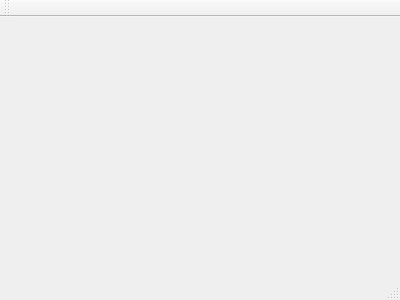
First picture: the form in Corners/cornersgame.ui, repository srgynmv/Corners, before the edit.
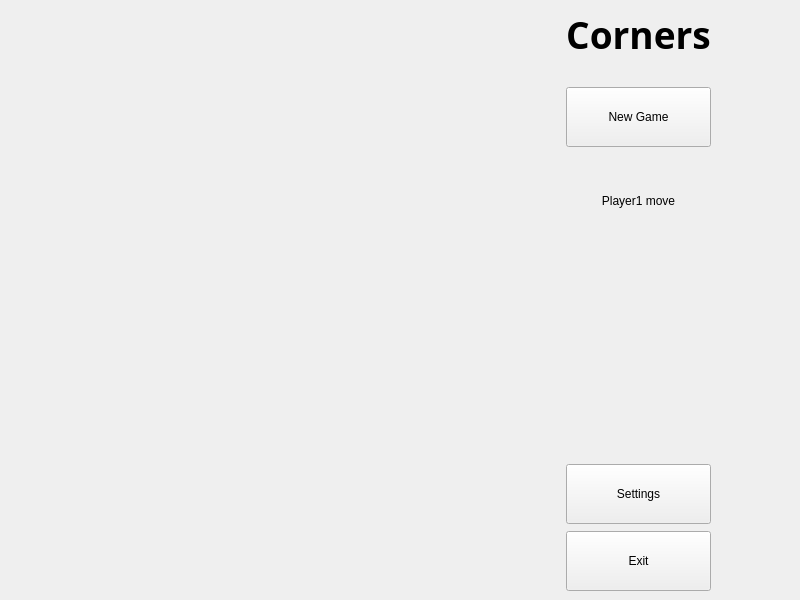
Second picture: the form after the edit.

Commit message: Some changes in form + resizable field(something bad)

Diff of the .ui file:
```diff
--- a/Corners/cornersgame.ui
+++ b/Corners/cornersgame.ui
@@ -1,24 +1,220 @@
 <ui version="4.0">
  <class>CornersGame</class>
- <widget class="QMainWindow" name="CornersGame" >
-  <property name="geometry" >
+ <widget class="QMainWindow" name="CornersGame">
+  <property name="geometry">
    <rect>
     <x>0</x>
     <y>0</y>
-    <width>400</width>
-    <height>300</height>
+    <width>800</width>
+    <height>600</height>
    </rect>
   </property>
-  <property name="windowTitle" >
+  <property name="sizePolicy">
+   <sizepolicy hsizetype="Preferred" vsizetype="Preferred">
+    <horstretch>0</horstretch>
+    <verstretch>0</verstretch>
+   </sizepolicy>
+  </property>
+  <property name="minimumSize">
+   <size>
+    <width>800</width>
+    <height>600</height>
+   </size>
+  </property>
+  <property name="windowTitle">
    <string>CornersGame</string>
   </property>
-  <widget class="QMenuBar" name="menuBar" />
-  <widget class="QToolBar" name="mainToolBar" />
-  <widget class="QWidget" name="centralWidget" />
-  <widget class="QStatusBar" name="statusBar" />
+  <widget class="QWidget" name="centralWidget">
+   <layout class="QHBoxLayout" name="horizontalLayout" stretch="1,0,0,0">
+    <property name="leftMargin">
+     <number>9</number>
+    </property>
+    <property name="topMargin">
+     <number>9</number>
+    </property>
+    <property name="rightMargin">
+     <number>9</number>
+    </property>
+    <property name="bottomMargin">
+     <number>9</number>
+    </property>
+    <item>
+     <layout class="QVBoxLayout" name="verticalGameLayout">
+      <property name="topMargin">
+       <number>0</number>
+      </property>
+      <property name="bottomMargin">
+       <number>0</number>
+      </property>
+     </layout>
+    </item>
+    <item>
+     <spacer name="horizontalSpacer_3">
+      <property name="orientation">
+       <enum>Qt::Horizontal</enum>
+      </property>
+      <property name="sizeType">
+       <enum>QSizePolicy::Expanding</enum>
+      </property>
+      <property name="sizeHint" stdset="0">
+       <size>
+        <width>80</width>
+        <height>20</height>
+       </size>
+      </property>
+     </spacer>
+    </item>
+    <item>
+     <layout class="QVBoxLayout" name="verticalMenuLayout">
+      <property name="spacing">
+       <number>7</number>
+      </property>
+      <property name="topMargin">
+       <number>0</number>
+      </property>
+      <property name="rightMargin">
+       <number>0</number>
+      </property>
+      <property name="bottomMargin">
+       <number>0</number>
+      </property>
+      <item>
+       <widget class="QLabel" name="cornersName">
+        <property name="font">
+         <font>
+          <family>Maiandra GD</family>
+          <pointsize>28</pointsize>
+          <weight>75</weight>
+          <bold>true</bold>
+         </font>
+        </property>
+        <property name="text">
+         <string>Corners</string>
+        </property>
+        <property name="alignment">
+         <set>Qt::AlignCenter</set>
+        </property>
+       </widget>
+      </item>
+      <item>
+       <spacer name="verticalSpacer_3">
+        <property name="orientation">
+         <enum>Qt::Vertical</enum>
+        </property>
+        <property name="sizeType">
+         <enum>QSizePolicy::Minimum</enum>
+        </property>
+        <property name="sizeHint" stdset="0">
+         <size>
+          <width>20</width>
+          <height>20</height>
+         </size>
+        </property>
+       </spacer>
+      </item>
+      <item>
+       <widget class="QPushButton" name="newGameButton">
+        <property name="sizePolicy">
+         <sizepolicy hsizetype="Minimum" vsizetype="Fixed">
+          <horstretch>0</horstretch>
+          <verstretch>100</verstretch>
+         </sizepolicy>
+        </property>
+        <property name="minimumSize">
+         <size>
+          <width>0</width>
+          <height>60</height>
+         </size>
+        </property>
+        <property name="text">
+         <string>New Game</string>
+        </property>
+       </widget>
+      </item>
+      <item>
+       <spacer name="verticalSpacer_2">
+        <property name="orientation">
+         <enum>Qt::Vertical</enum>
+        </property>
+        <property name="sizeType">
+         <enum>QSizePolicy::Minimum</enum>
+        </property>
+        <property name="sizeHint" stdset="0">
+         <size>
+          <width>20</width>
+          <height>40</height>
+         </size>
+        </property>
+       </spacer>
+      </item>
+      <item>
+       <widget class="QLabel" name="moveLabel">
+        <property name="text">
+         <string>Player1 move</string>
+        </property>
+        <property name="alignment">
+         <set>Qt::AlignCenter</set>
+        </property>
+       </widget>
+      </item>
+      <item>
+       <spacer name="verticalSpacer">
+        <property name="orientation">
+         <enum>Qt::Vertical</enum>
+        </property>
+        <property name="sizeHint" stdset="0">
+         <size>
+          <width>28</width>
+          <height>100</height>
+         </size>
+        </property>
+       </spacer>
+      </item>
+      <item>
+       <widget class="QPushButton" name="settingsButton">
+        <property name="minimumSize">
+         <size>
+          <width>0</width>
+          <height>60</height>
+         </size>
+        </property>
+        <property name="text">
+         <string>Settings</string>
+        </property>
+       </widget>
+      </item>
+      <item>
+       <widget class="QPushButton" name="exitButton">
+        <property name="minimumSize">
+         <size>
+          <width>0</width>
+          <height>60</height>
+         </size>
+        </property>
+        <property name="text">
+         <string>Exit</string>
+        </property>
+       </widget>
+      </item>
+     </layout>
+    </item>
+    <item>
+     <spacer name="horizontalSpacer_2">
+      <property name="orientation">
+       <enum>Qt::Horizontal</enum>
+      </property>
+      <property name="sizeHint" stdset="0">
+       <size>
+        <width>80</width>
+        <height>20</height>
+       </size>
+      </property>
+     </spacer>
+    </item>
+   </layout>
+  </widget>
  </widget>
- <layoutDefault spacing="6" margin="11" />
- <pixmapfunction></pixmapfunction>
+ <layoutdefault spacing="6" margin="11"/>
  <resources/>
  <connections/>
 </ui>
```
Left out of the diff: 1 changed line with no effect on the pictures. The commit also changes 5 other files.
